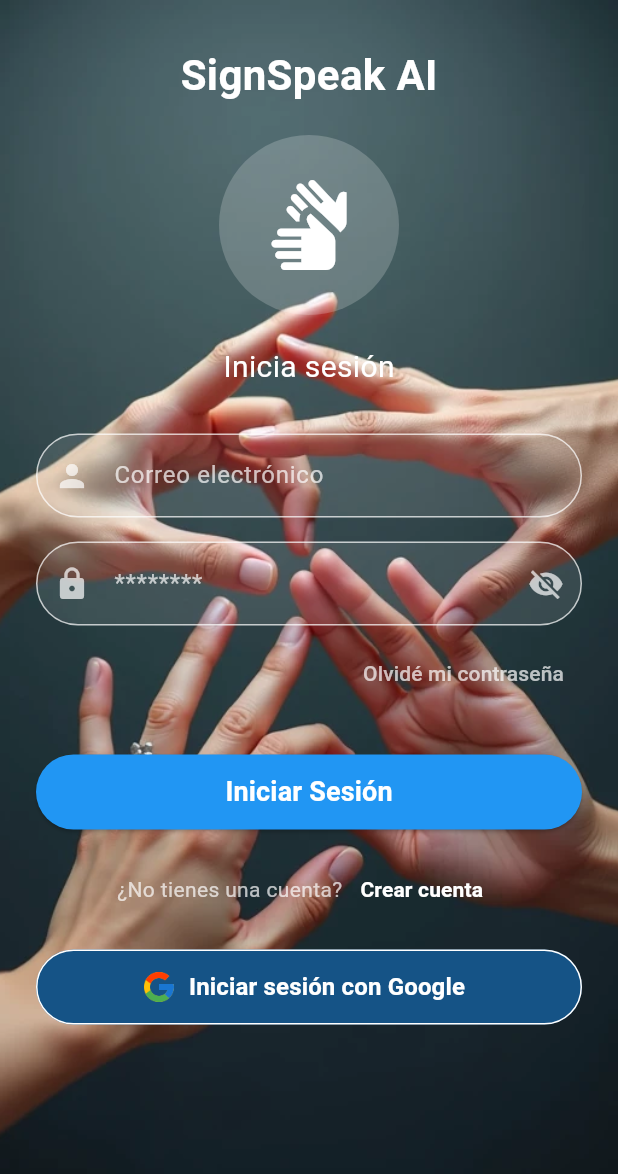
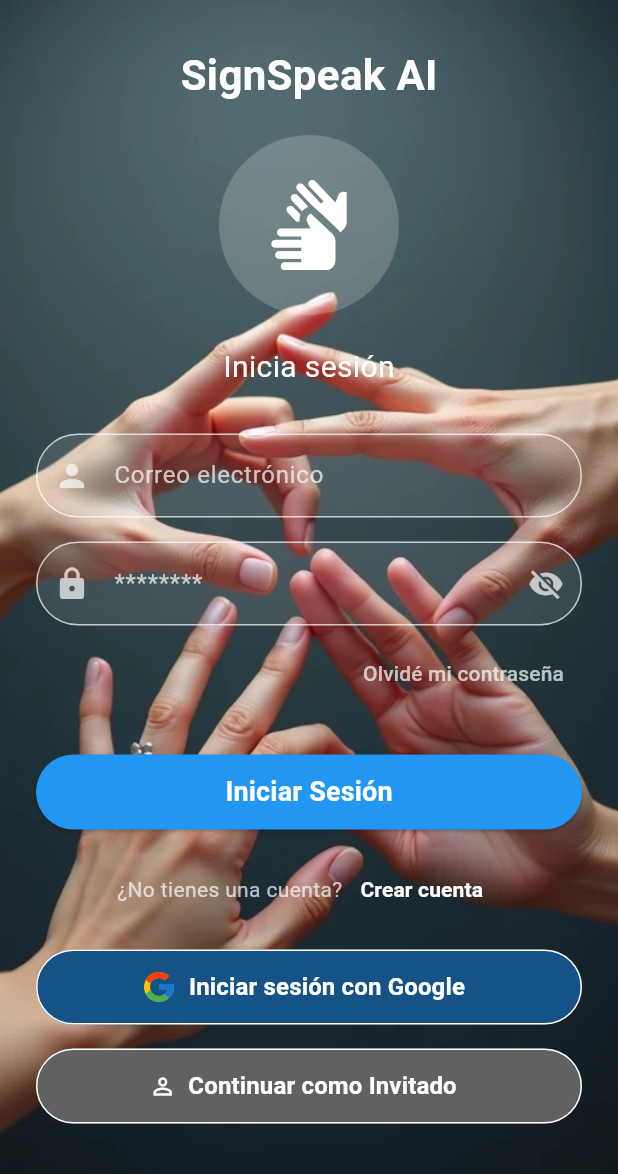
Before and after one commit to Bfarez21/flutter_application_1, a Flutter app: the Login screen opened by its route, on a phone screen of 412 x 824 dp. Shown: the top 1174 px of the screen. Run offline on Flutter 3.47's test engine with Material 3 defaults, Android fonts, the light colour scheme and no system bars; our stand-ins replace camera, carousel_slider, firebase_auth, firebase_core, font_awesome_flutter, google_sign_in and 1 more; missing offline and left inert: tflite, tflite_flutter; accounts and stored records are empty.

Commit message:
Boton modo invitado
Boton que redirige al home de la app

```diff
--- a/lib/screens/signIn.dart
+++ b/lib/screens/signIn.dart
@@ -136,7 +136,8 @@
                           decoration: InputDecoration(
                             hintText: 'Correo electrónico',
                             hintStyle: TextStyle(color: Colors.white70),
-                            prefixIcon: Icon(Icons.person, color: Colors.white70),
+                            prefixIcon:
+                                Icon(Icons.person, color: Colors.white70),
                             enabledBorder: OutlineInputBorder(
                               borderRadius: BorderRadius.circular(30),
                               borderSide: BorderSide(color: Colors.white70),
@@ -292,6 +293,37 @@
                           ),
                         ),
                       ),
+
+                      SizedBox(height: 16),
+                      // Nuevo botón para modo invitado
+                      SizedBox(
+                        width: double.infinity,
+                        height: 50,
+                        child: OutlinedButton.icon(
+                          style: OutlinedButton.styleFrom(
+                            backgroundColor: Colors.grey[700],
+                            side: BorderSide(color: Colors.white),
+                            shape: RoundedRectangleBorder(
+                              borderRadius: BorderRadius.circular(30),
+                            ),
+                          ),
+                          onPressed: () {
+                            Navigator.pushReplacementNamed(context, '/home');
+                          },
+                          icon: Icon(
+                            Icons.person_outline,
+                            color: Colors.white,
+                          ),
+                          label: Text(
+                            'Continuar como Invitado',
+                            style: TextStyle(
+                              fontSize: 16,
+                              fontWeight: FontWeight.bold,
+                              color: Colors.white,
+                            ),
+                          ),
+                        ),
+                      ),
                     ],
                   ),
                   SizedBox(height: 30),
```
